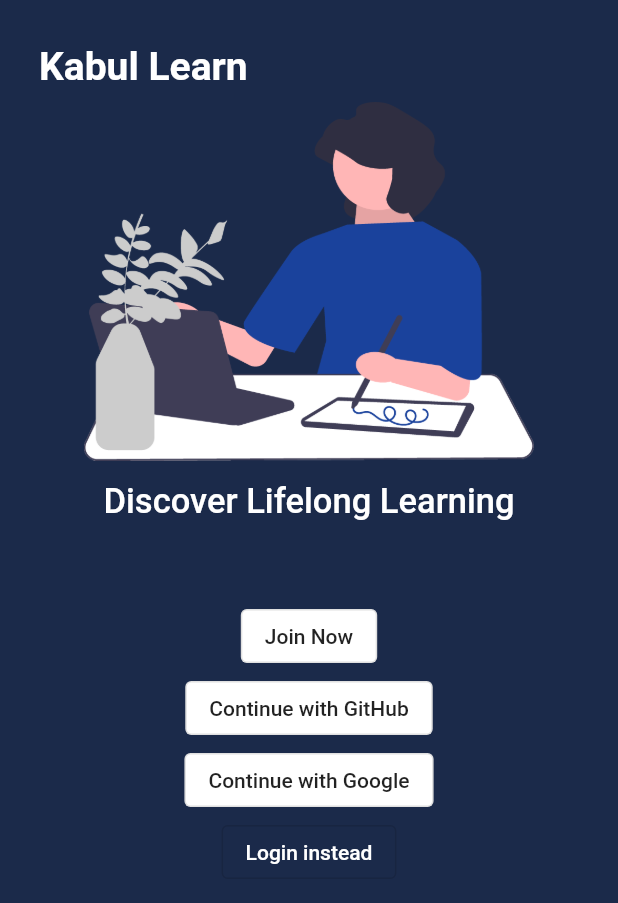
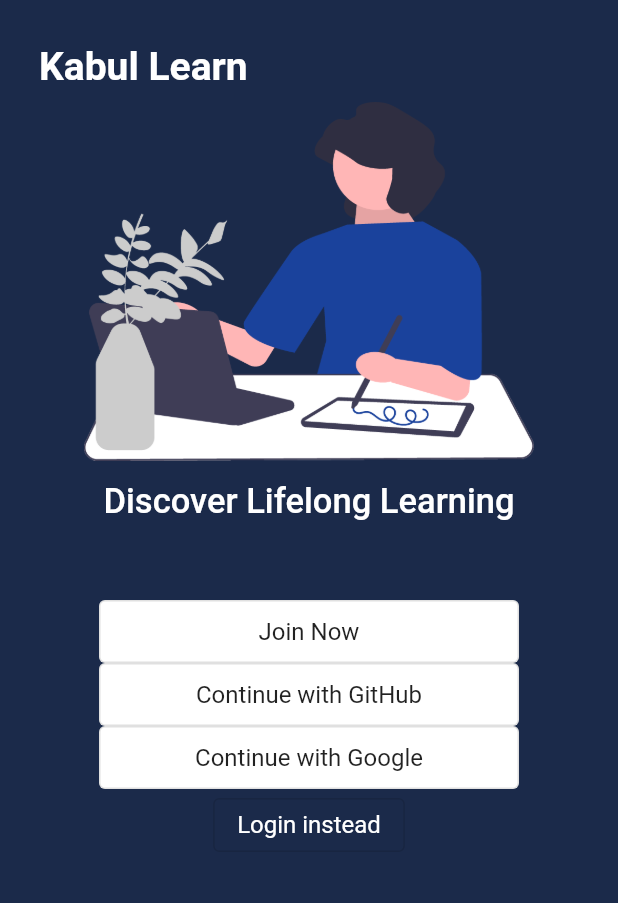
Before and after one commit to realstoman/flutter_login_register_ui, a Flutter app: the screen it shows after launch, on a phone screen of 412 x 824 dp. Shown: the top 903 px of the screen. Run offline on Flutter 3.47's test engine with Material 2 defaults, Android fonts, the phone set to English and light mode, and no system bars; Roboto replaces fonts that are missing (Arial).

Commit message:
Add sizedbox to buttons

```diff
--- a/lib/widgets/app_home_buttons.dart
+++ b/lib/widgets/app_home_buttons.dart
@@ -22,40 +22,52 @@ class _AppHomeButtonsState extends State<AppHomeButtons> {
                 padding: const EdgeInsets.all(14.0),
                 child: Column(
                   children: <Widget>[
-                    OutlinedButton(
+                    SizedBox(
+                      width: 280,
+                      height: 42,
+                      child: OutlinedButton(
                         style: OutlinedButton.styleFrom(
                             backgroundColor: Colors.white,
                             primary: Colors.black87,
-                      ),
+                            textStyle: const TextStyle(fontSize: 16)),
                         onPressed: () => Navigator.of(context).push(
                             MaterialPageRoute(
                                 builder: (context) => const RegisterScreen())),
                         child: const Text('Join Now'),
                       ),
-                    OutlinedButton(
+                    ),
+                    SizedBox(
+                      width: 280,
+                      height: 42,
+                      child: OutlinedButton(
                         style: OutlinedButton.styleFrom(
                             backgroundColor: Colors.white,
                             primary: Colors.black87,
-                      ),
+                            textStyle: const TextStyle(fontSize: 16)),
                         onPressed: () => Navigator.of(context).push(
                             MaterialPageRoute(
                                 builder: (context) => const RegisterScreen())),
                         child: const Text('Continue with GitHub'),
                       ),
-                    OutlinedButton(
+                    ),
+                    SizedBox(
+                      width: 280,
+                      height: 42,
+                      child: OutlinedButton(
                         style: OutlinedButton.styleFrom(
                             backgroundColor: Colors.white,
                             primary: Colors.black87,
-                      ),
+                            textStyle: const TextStyle(fontSize: 16)),
                         onPressed: () => Navigator.of(context).push(
                             MaterialPageRoute(
                                 builder: (context) => const RegisterScreen())),
                         child: const Text('Continue with Google'),
                       ),
+                    ),
                     OutlinedButton(
                       style: OutlinedButton.styleFrom(
                           primary: Colors.white,
-                      ),
+                          textStyle: const TextStyle(fontSize: 16)),
                       onPressed: () => Navigator.of(context).push(
                           MaterialPageRoute(
                               builder: (context) => const LoginScreen())),
```
Lines whose indentation alone changed are shown as unchanged.
